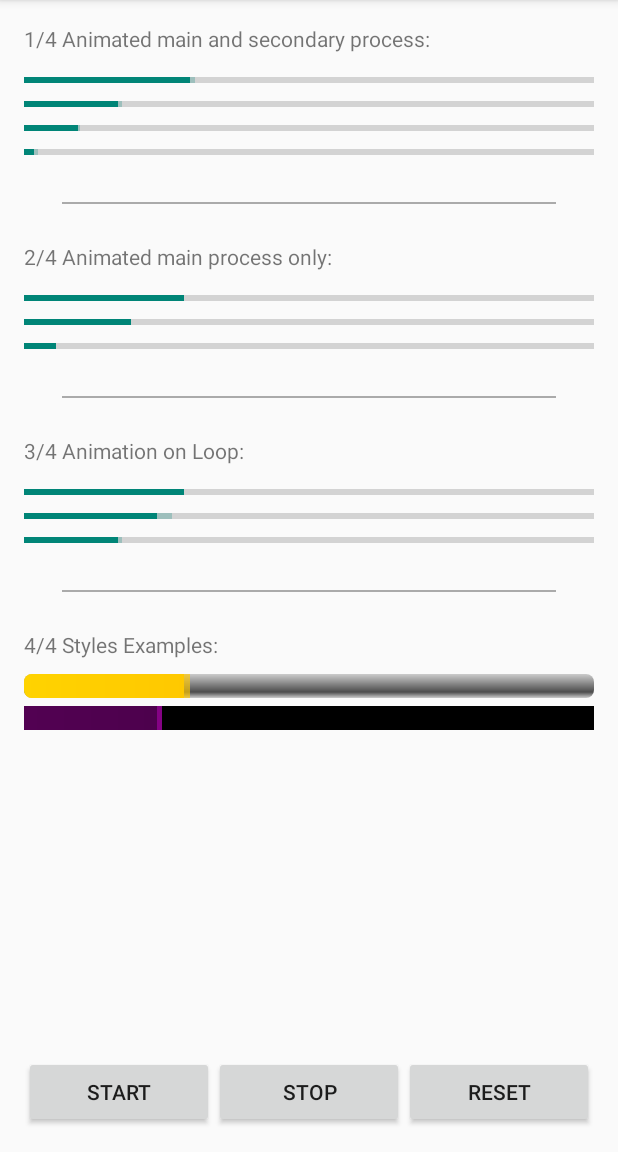
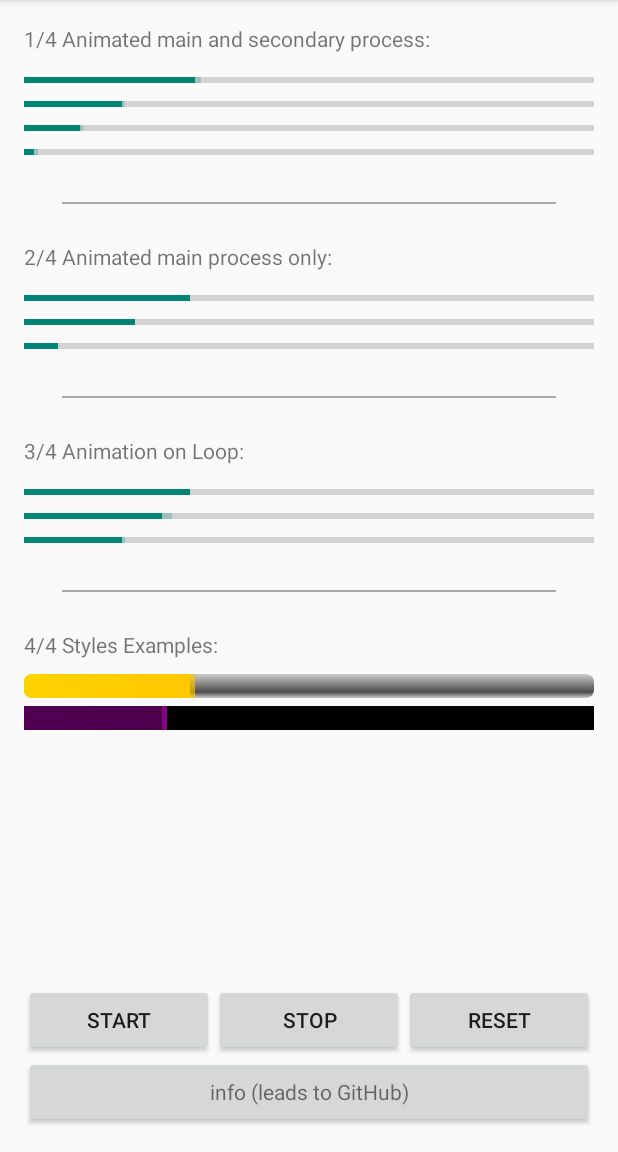
Before and after one commit to DroidCoder/AnimatedProgressBar, an Android app: the screen it shows after launch (SampleActivity), on a phone screen of 412 x 824 dp, the part 84-1236 px from its top. Run offline under Robolectric (Android 15) with nearby library versions, the phone set to English and light mode, and no system bars.

Commit message:
Add info button and link to github

```diff
--- a/Sample App/src/main/java/com/droidcoder/androidlibs/animatedprogressbar/sampleapp/SampleActivity.java
+++ b/Sample App/src/main/java/com/droidcoder/androidlibs/animatedprogressbar/sampleapp/SampleActivity.java
@@ -9,9 +9,11 @@
 
 package com.droidcoder.androidlibs.animatedprogressbar.sampleapp;
 
-import android.content.DialogInterface;
+import android.content.Intent;
+import android.net.Uri;
 import android.os.Bundle;
 import android.support.v7.app.ActionBarActivity;
+import android.util.Log;
 import android.view.View;
 import android.view.ViewGroup;
 
@@ -24,6 +26,10 @@ import java.util.List;
 public class SampleActivity extends ActionBarActivity {
 
     private List<AnimatedProgressBar> animatedProgressBarList;
+
+    private static final String GITHUB_URL  = "https://github.com/DroidCoder";
+
+    private static final String LOGGER_TAG = "AnimatedProgressBar";
 
     @Override
     protected void onCreate(Bundle savedInstanceState) {
@@ -39,6 +45,8 @@ public class SampleActivity extends ActionBarActivity {
         findViewById(R.id.bnt_start).setOnClickListener(new OnStartClick());
         findViewById(R.id.bnt_stop).setOnClickListener(new OnStoptClick());
         findViewById(R.id.bnt_reset).setOnClickListener(new OnResetClick());
+
+        findViewById(R.id.bnt_info).setOnClickListener(new OnInfoClick());
 
 
     }
@@ -72,6 +80,20 @@ public class SampleActivity extends ActionBarActivity {
         }
     }
 
+    private class OnInfoClick implements View.OnClickListener{
+        @Override
+        public void onClick(View v) {
+            try {
+                Intent browserIntent = new Intent(Intent.ACTION_VIEW, Uri.parse(GITHUB_URL));
+                startActivity(browserIntent);
+            }catch (Exception e){
+                Log.e(LOGGER_TAG, "Exception "+e.getMessage());
+                Log.d(LOGGER_TAG, "Exception Details",e);
+            }
+
+        }
+    }
+
 
     private void walkOnViews(ViewGroup viewGroup){
         for (int i = 0; i < viewGroup.getChildCount(); i++){
@@ -79,7 +101,7 @@ public class SampleActivity extends ActionBarActivity {
             if(view instanceof ViewGroup){
                 walkOnViews((ViewGroup) view);
             }else if(view instanceof AnimatedProgressBar){
-                animatedProgressBarList.add((AnimatedProgressBar)view);
+                animatedProgressBarList.add((AnimatedProgressBar) view);
             }
         }
     }
--- a/Sample App/src/main/res/layout/activity_sample.xml
+++ b/Sample App/src/main/res/layout/activity_sample.xml
@@ -9,10 +9,18 @@
     android:orientation="vertical"
     tools:context="com.droidcoder.androidlibs.animatedprogressbar.sampleapp.SampleActivity">
 
+    <Button
+        android:id="@+id/bnt_info"
+        android:layout_width="match_parent"
+        android:layout_height="wrap_content"
+        android:layout_alignParentBottom="true"
+        android:text="@string/info"
+        android:textAppearance="@android:style/TextAppearance.DeviceDefault.Small"/>
+
 
     <LinearLayout
         android:id="@+id/button_group"
-        android:layout_alignParentBottom="true"
+        android:layout_above="@id/bnt_info"
         android:layout_marginTop="30dp"
         android:layout_width="match_parent"
         android:layout_height="wrap_content"
@@ -65,7 +73,7 @@
                 android:layout_width="match_parent"
                 android:layout_height="wrap_content"
                 android:max="100"
-                app:animate_secondary_process_step="1"
+                app:animate_secondary_process_step="5"
                 tools:progress="80"/>
 
             <com.droidcoder.androidlibs.animatedprogressbar.animatedprogressbar.AnimatedProgressBar
--- a/Sample App/src/main/res/values/strings.xml
+++ b/Sample App/src/main/res/values/strings.xml
@@ -16,5 +16,7 @@
     <string name="category_3">3/4 Animation on Loop:</string>
     <string name="category_4">4/4 Styles Examples:</string>
 
+    <string name="info">info (leads to GitHub)</string>
+
 
 </resources>
```
